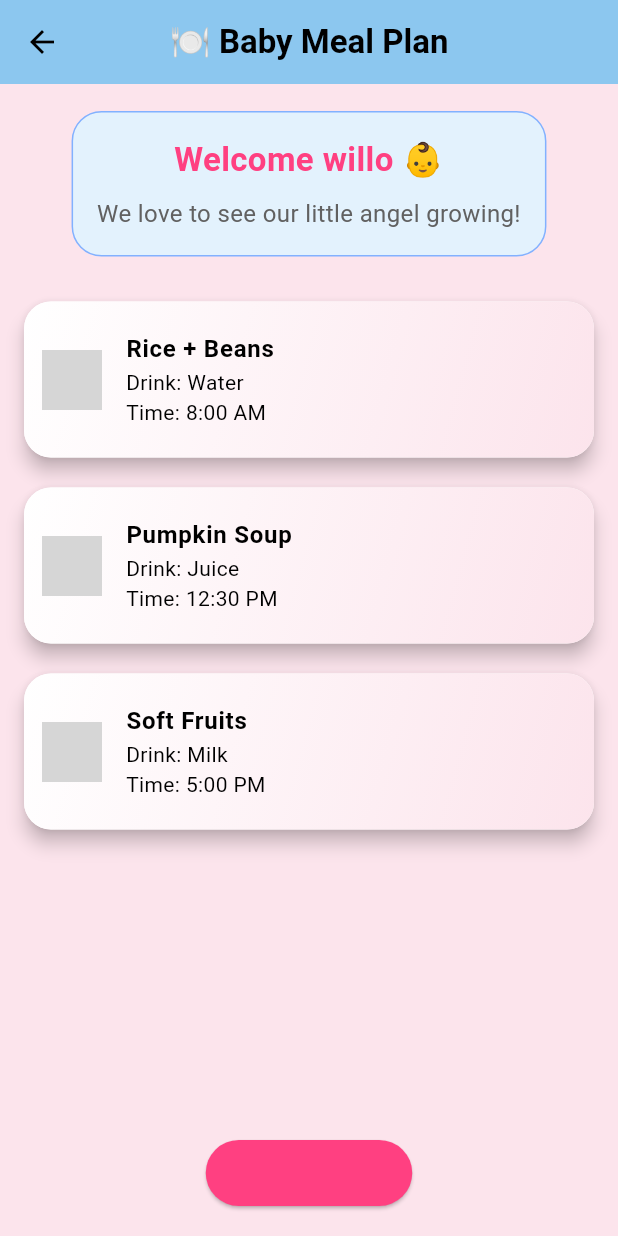
After one commit to AnneTUYISHIME/nourish_baby_app2, a Flutter app: the HomeScreen screen opened by its route, after a tap on "🥣 Meal Planner", on a phone screen of 412 x 824 dp. The commit adds this screen. Run offline on Flutter 3.47's test engine with Material 3 defaults, Android fonts, the light colour scheme and no system bars; our stand-ins replace fl_chart, sqflite; accounts and stored records are empty; grey boxes are pictures that could not be loaded.

Commit message:
navigation through screens

```diff
--- a/lib/main.dart
+++ b/lib/main.dart
@@ -6,6 +6,7 @@ import 'screens/home_screen.dart';
 import 'user_model.dart';
 import 'screens/baby_profile.dart';
 import 'screens/db_helper.dart'; // Make sure you import DBHelper
+import 'screens/meal_plan.dart';
 
 void main() async {
   WidgetsFlutterBinding.ensureInitialized();
@@ -48,6 +49,10 @@ class MyApp extends StatelessWidget {
           '/login': (context) => LoginScreen(),
           '/register': (context) => RegisterScreen(),
           '/home': (context) => HomeScreen(),
+           '/meal-plan': (context) => MealPlanScreen(
+             babyName: 'Default Baby',
+    babyAgeMonths: 6,
+           ),
         },
       ),
     );
--- a/lib/screens/baby_profile.dart
+++ b/lib/screens/baby_profile.dart
@@ -1,7 +1,7 @@
 import 'package:flutter/material.dart';
 import 'package:sqflite/sqflite.dart';
-//import 'package:path/path.dart';
 import './db_helper.dart';
+import './meal_plan.dart';
 
 class BabyProfileScreen extends StatefulWidget {
   const BabyProfileScreen({super.key});
@@ -22,11 +22,11 @@ class _BabyProfileScreenState extends State<BabyProfileScreen> {
   @override
   void initState() {
     super.initState();
-    _fetchProfiles();  // Load the profiles when the screen initializes
+    _fetchProfiles();
   }
 
   Future<void> _fetchProfiles() async {
-    final profiles = await DBHelper.getBabyProfiles();  // Get profiles from DBHelper
+    final profiles = await DBHelper.getBabyProfiles();
     setState(() {
       _babyProfiles = profiles;
     });
@@ -39,10 +39,9 @@ class _BabyProfileScreenState extends State<BabyProfileScreen> {
     final height = double.tryParse(_heightController.text) ?? 0.0;
 
     try {
-      // Insert the new profile into the database
       await DBHelper.insertBabyProfile(name, age, weight, height);
-      await _fetchProfiles();  // Refresh the profile list
-      _clearInputs();  // Clear the input fields
+      await _fetchProfiles();
+      _clearInputs();
       ScaffoldMessenger.of(context).showSnackBar(
         SnackBar(content: Text('Baby profile added successfully!')),
       );
@@ -62,10 +61,9 @@ class _BabyProfileScreenState extends State<BabyProfileScreen> {
     final height = double.tryParse(_heightController.text) ?? 0.0;
 
     try {
-      // Update the selected profile in the database
       await DBHelper.updateBabyProfile(_selectedProfileId!, name, age, weight, height);
-      await _fetchProfiles();  // Refresh the profile list
-      _clearInputs();  // Clear the input fields
+      await _fetchProfiles();
+      _clearInputs();
       setState(() => _selectedProfileId = null);
       ScaffoldMessenger.of(context).showSnackBar(
         SnackBar(content: Text('Baby profile updated successfully!')),
@@ -79,10 +77,9 @@ class _BabyProfileScreenState extends State<BabyProfileScreen> {
 
   Future<void> _deleteProfile(int id) async {
     try {
-      // Delete the selected profile from the database
       await DBHelper.deleteBabyProfile(id);
-      await _fetchProfiles();  // Refresh the profile list
-      _clearInputs();  // Clear the input fields
+      await _fetchProfiles();
+      _clearInputs();
       setState(() => _selectedProfileId = null);
       ScaffoldMessenger.of(context).showSnackBar(
         SnackBar(content: Text('Baby profile deleted successfully!')),
@@ -123,7 +120,6 @@ class _BabyProfileScreenState extends State<BabyProfileScreen> {
         padding: const EdgeInsets.all(16.0),
         child: Column(
           children: [
-            // Input Fields for Baby Profile
             TextField(
               controller: _nameController,
               decoration: const InputDecoration(labelText: 'Name'),
@@ -179,7 +175,6 @@ class _BabyProfileScreenState extends State<BabyProfileScreen> {
               ],
             ),
             const SizedBox(height: 20),
-            // Display List of Baby Profiles
             Expanded(
               child: ListView.builder(
                 itemCount: _babyProfiles.length,
@@ -188,12 +183,47 @@ class _BabyProfileScreenState extends State<BabyProfileScreen> {
                   return Card(
                     child: ListTile(
                       title: Text(profile['name']),
-                      onTap: () => _populateFields(profile), // On tap, populate fields for update
+                      onTap: () => _populateFields(profile),
                     ),
                   );
                 },
               ),
-            )
+            ),
+            const SizedBox(height: 20),
+            ElevatedButton.icon(
+              onPressed: () {
+
+                if (_nameController.text.isNotEmpty && _ageController.text.isNotEmpty) {
+  final String name = _nameController.text;
+  final int age = int.tryParse(_ageController.text) ?? 0;
+
+  Navigator.push(
+    context,
+    MaterialPageRoute(
+      builder: (context) => MealPlanScreen(
+        babyName: name,
+        babyAgeMonths: age,
+      ),
+    ),
+  );
+} else {
+  ScaffoldMessenger.of(context).showSnackBar(
+    SnackBar(content: Text('Please select or fill in a baby profile')),
+  );
+}
+
+               // Navigator.push(
+                  //context,
+                  //MaterialPageRoute(builder: (context) => MealPlanScreen()),
+                //);
+              },
+              icon: Icon(Icons.restaurant_menu),
+              label: Text('View Meal Plan'),
+              style: ElevatedButton.styleFrom(
+                backgroundColor: Colors.pinkAccent,
+                foregroundColor: Colors.white,
+              ),
+            ),
           ],
         ),
       ),
--- a/lib/screens/home_screen.dart
+++ b/lib/screens/home_screen.dart
@@ -2,6 +2,8 @@ import 'package:flutter/material.dart';
 import 'package:fl_chart/fl_chart.dart';
 import 'login_screen.dart';
 import 'baby_profile.dart';
+import './meal_plan.dart'; // Adjust the path if needed
+
 
 class HomeScreen extends StatelessWidget {
   const HomeScreen({super.key});
@@ -80,7 +82,24 @@ class HomeScreen extends StatelessWidget {
                     onTap: () => _goToBabyProfile(context),
                     child: _buildDashboardCard("👶 Baby Profile", "Name, Age, Last Feeding"),
                   ),
-                  _buildDashboardCard("🥣 Meal Planner", "Upcoming Meals"),
+                    GestureDetector(
+  onTap: () {
+
+
+
+    Navigator.push(
+      context,
+      MaterialPageRoute(
+        builder: (context) => MealPlanScreen(
+          babyName: 'willo',
+          babyAgeMonths: 15,
+        ),
+      ),
+    );
+  },
+  child: _buildDashboardCard("🥣 Meal Planner", "Upcoming Meals"),
+),
+                  //_buildDashboardCard("🥣 Meal Planner", "Upcoming Meals"),
                   _buildDashboardCard("🩺 Health Tracker", "Checkups & Vaccines"),
                   _buildDashboardCard("📊 Growth Stats", "Weight, Height"),
                   _buildDashboardCard("📅 Daily Routine", "Sleep, Play, Feeding"),
--- /dev/null
+++ b/lib/screens/meal_plan.dart
@@ -0,0 +1,148 @@
+import 'package:flutter/material.dart';
+
+class MealPlanScreen extends StatelessWidget {
+  final String babyName;
+  final int babyAgeMonths;
+
+  MealPlanScreen({required this.babyName, required this.babyAgeMonths});
+
+  @override
+  Widget build(BuildContext context) {
+    final List<Map<String, String>> meals = getMealsForAge(babyAgeMonths);
+
+    return Scaffold(
+      backgroundColor: Colors.pink[50],
+      appBar: AppBar(
+        backgroundColor: Colors.lightBlue[200],
+        title: Text("🍽️ Baby Meal Plan", style: TextStyle(fontWeight: FontWeight.bold)),
+        centerTitle: true,
+        elevation: 4,
+      ),
+      body: Padding(
+        padding: const EdgeInsets.symmetric(horizontal: 16.0, vertical: 8),
+        child: Column(
+          children: [
+            SizedBox(height: 10),
+            Container(
+              padding: const EdgeInsets.all(16),
+              decoration: BoxDecoration(
+                color: Colors.blue[50],
+                borderRadius: BorderRadius.circular(20),
+                border: Border.all(color: Colors.blueAccent.shade100),
+              ),
+              child: Column(
+                children: [
+                  Text(
+                    "Welcome $babyName 👶",
+                    style: TextStyle(
+                      fontSize: 22,
+                      fontWeight: FontWeight.bold,
+                      color: Colors.pinkAccent,
+                    ),
+                    textAlign: TextAlign.center,
+                  ),
+                  SizedBox(height: 8),
+                  Text(
+                    "We love to see our little angel growing!",
+                    style: TextStyle(
+                      fontSize: 16,
+                      color: Colors.grey[700],
+                    ),
+                    textAlign: TextAlign.center,
+                  ),
+                ],
+              ),
+            ),
+            SizedBox(height: 20),
+            Expanded(
+              child: ListView.builder(
+                itemCount: meals.length,
+                itemBuilder: (context, index) {
+                  final meal = meals[index];
+                  return Card(
+                    margin: EdgeInsets.symmetric(vertical: 10),
+                    shape: RoundedRectangleBorder(
+                      borderRadius: BorderRadius.circular(18),
+                    ),
+                    elevation: 5,
+                    child: Container(
+                      decoration: BoxDecoration(
+                        borderRadius: BorderRadius.circular(18),
+                        gradient: LinearGradient(
+                          colors: [Colors.white, Colors.pink.shade50],
+                          begin: Alignment.topLeft,
+                          end: Alignment.bottomRight,
+                        ),
+                      ),
+                      child: ListTile(
+                        contentPadding: EdgeInsets.all(12),
+                        leading: Image.asset(
+                          "assets/images/fruit_bowl.png", // 🍼 Update to your image name
+                          height: 40,
+                          width: 40,
+                          fit: BoxFit.contain,
+                        ),
+                        title: Text(
+                          meal['food']!,
+                          style: TextStyle(fontWeight: FontWeight.bold),
+                        ),
+                        subtitle: Text(
+                          "Drink: ${meal['drink']!}\nTime: ${meal['time']!}",
+                          style: TextStyle(fontSize: 14),
+                        ),
+                      ),
+                    ),
+                  );
+                },
+              ),
+            ),
+            SizedBox(height: 10),
+            ElevatedButton.icon(
+              onPressed: () {
+                ScaffoldMessenger.of(context).showSnackBar(
+                  SnackBar(
+                    content: Text("More tips coming soon!"),
+                  ),
+                );
+              },
+              icon: Icon(Icons.lightbulb_outline),
+              label: Text("More Tips"),
+              style: ElevatedButton.styleFrom(
+                backgroundColor: Colors.pinkAccent,
+                shape: RoundedRectangleBorder(
+                  borderRadius: BorderRadius.circular(30),
+                ),
+                padding: EdgeInsets.symmetric(horizontal: 24, vertical: 12),
+              ),
+            ),
+            SizedBox(height: 10),
+          ],
+        ),
+      ),
+    );
+  }
+
+  List<Map<String, String>> getMealsForAge(int ageMonths) {
+    if (ageMonths < 6) {
+      return [
+        {
+          "food": "Breastmilk",
+          "drink": "Water (small sips)",
+          "time": "Every 2-3 hours",
+        },
+      ];
+    } else if (ageMonths < 12) {
+      return [
+        {"food": "Mashed Bananas", "drink": "Water", "time": "8:00 AM"},
+        {"food": "Porridge", "drink": "Milk", "time": "12:00 PM"},
+        {"food": "Mashed Carrots", "drink": "Water", "time": "6:00 PM"},
+      ];
+    } else {
+      return [
+        {"food": "Rice + Beans", "drink": "Water", "time": "8:00 AM"},
+        {"food": "Pumpkin Soup", "drink": "Juice", "time": "12:30 PM"},
+        {"food": "Soft Fruits", "drink": "Milk", "time": "5:00 PM"},
+      ];
+    }
+  }
+}
```
Also changed, not shown: pubspec.yaml (+7 -2 lines), asset/images/PinClipart.com_fruit-bowl-clip-art_2158493.png (added), asset/images/PinClipart.com_sleeping-bear-clipart_5793154.png (added), asset/images/baby-bottle-transparent-background-7.jpg (added), pubspec.lock, 2 other files.
